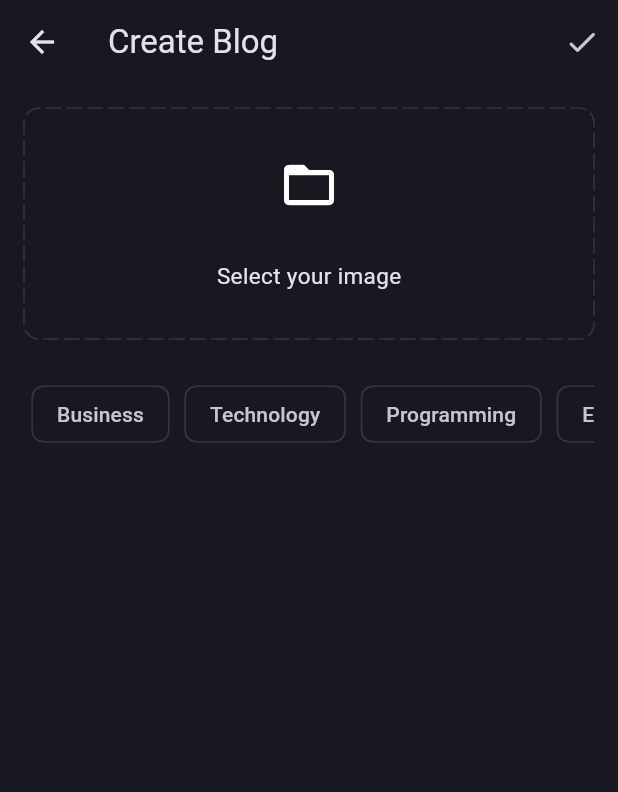
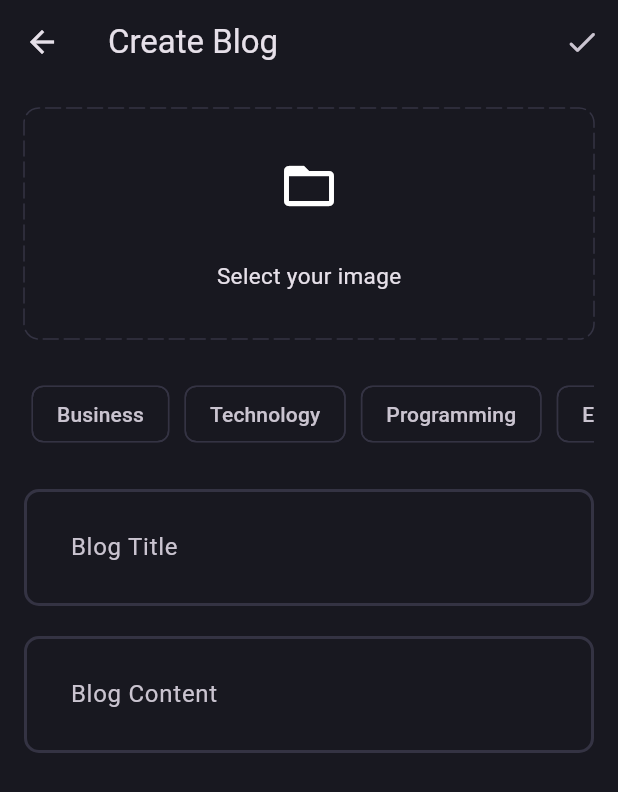
Before and after one commit to lordarcadius/flutter_blog, a Flutter app: the AddNewBlogPage screen opened directly, on a phone screen of 412 x 824 dp. Shown: the top 792 px of the screen. Run offline on Flutter 3.47's test engine with Material 3 defaults, Android fonts, the phone set to English and light mode, and no system bars; drawn by our look-alikes of dotted_border; our stand-ins replace flutter_bloc, fpdart, get_it, image_picker, supabase_flutter; accounts and stored records are empty.

Commit message:
blog: Setup bloc and blog upload structure
Signed-off-by: Vipul Jha <vipuljha08@gmail.com>

```diff
--- a/lib/core/theme/theme.dart
+++ b/lib/core/theme/theme.dart
@@ -5,7 +5,7 @@ class AppTheme {
   static _border([Color color = AppPallete.borderColor]) => OutlineInputBorder(
         borderSide: BorderSide(
           color: color,
-          width: 3,
+          width: 2,
         ),
         borderRadius: BorderRadius.circular(10),
       );
--- /dev/null
+++ b/lib/feature/blog/data/datasources/blog_remote_data_source.dart
@@ -0,0 +1,39 @@
+import 'dart:io';
+
+import 'package:blog_app/core/error/exceptions.dart';
+import 'package:blog_app/feature/blog/data/models/blog_model.dart';
+import 'package:supabase_flutter/supabase_flutter.dart';
+
+abstract interface class BlogRemoteDataSource {
+  Future<BlogModel> uploadBlog(BlogModel blog);
+  Future<String> uploadBlogImage(
+      {required File image, required BlogModel blog});
+}
+
+class BlogRemoteDataSourceImpl implements BlogRemoteDataSource {
+  final SupabaseClient supabaseClient;
+
+  BlogRemoteDataSourceImpl({required this.supabaseClient});
+  @override
+  Future<BlogModel> uploadBlog(BlogModel blog) async {
+    try {
+      final blogData =
+          await supabaseClient.from("blogs").insert(blog.toJson()).select();
+
+      return BlogModel.fromJson(blogData.first);
+    } catch (e) {
+      throw ServerException(message: e.toString());
+    }
+  }
+
+  @override
+  Future<String> uploadBlogImage(
+      {required File image, required BlogModel blog}) async {
+    try {
+      await supabaseClient.storage.from("blog_images").upload(blog.id, image);
+      return supabaseClient.storage.from("blog_images").getPublicUrl(blog.id);
+    } catch (e) {
+      throw ServerException(message: e.toString());
+    }
+  }
+}
--- /dev/null
+++ b/lib/feature/blog/domain/entities/blog.dart
@@ -0,0 +1,19 @@
+class Blog {
+  final String id;
+  final String userId;
+  final String title;
+  final String content;
+  final String imageUrl;
+  final List<String> topics;
+  final DateTime upatedAt;
+
+  Blog({
+    required this.id,
+    required this.userId,
+    required this.title,
+    required this.content,
+    required this.imageUrl,
+    required this.topics,
+    required this.upatedAt,
+  });
+}
--- /dev/null
+++ b/lib/feature/blog/domain/repositories/blog_repository.dart
@@ -0,0 +1,15 @@
+import 'dart:io';
+
+import 'package:blog_app/core/error/failures.dart';
+import 'package:blog_app/feature/blog/domain/entities/blog.dart';
+import 'package:fpdart/fpdart.dart';
+
+abstract interface class BlogRepository {
+  Future<Either<Failure, Blog>> uploadBlog({
+    required File image,
+    required String title,
+    required String content,
+    required String userId,
+    required List<String> topics,
+  });
+}
--- /dev/null
+++ b/lib/feature/blog/domain/usecases/upload_blog.dart
@@ -0,0 +1,39 @@
+import 'dart:io';
+
+import 'package:blog_app/core/error/failures.dart';
+import 'package:blog_app/core/usecase/usecase.dart';
+import 'package:blog_app/feature/blog/domain/entities/blog.dart';
+import 'package:blog_app/feature/blog/domain/repositories/blog_repository.dart';
+import 'package:fpdart/fpdart.dart';
+
+class UploadBlog implements UseCase<Blog, UploadBlogParams> {
+  final BlogRepository blogRepository;
+
+  UploadBlog({required this.blogRepository});
+  @override
+  Future<Either<Failure, Blog>> call(UploadBlogParams params) async {
+    return blogRepository.uploadBlog(
+      image: params.image,
+      title: params.title,
+      content: params.content,
+      userId: params.userId,
+      topics: params.topics,
+    );
+  }
+}
+
+class UploadBlogParams {
+  final String userId;
+  final String title;
+  final String content;
+  final File image;
+  final List<String> topics;
+
+  UploadBlogParams({
+    required this.userId,
+    required this.title,
+    required this.content,
+    required this.image,
+    required this.topics,
+  });
+}
--- /dev/null
+++ b/lib/feature/blog/presentation/bloc/blog_event.dart
@@ -0,0 +1,20 @@
+part of 'blog_bloc.dart';
+
+@immutable
+sealed class BlogEvent {}
+
+final class BlogPublish extends BlogEvent {
+  final String userId;
+  final String title;
+  final String content;
+  final File image;
+  final List<String> topics;
+
+  BlogPublish({
+    required this.userId,
+    required this.title,
+    required this.content,
+    required this.image,
+    required this.topics,
+  });
+}
--- a/lib/feature/blog/presentation/pages/add_new_blog_page.dart
+++ b/lib/feature/blog/presentation/pages/add_new_blog_page.dart
@@ -1,4 +1,8 @@
+import 'dart:io';
+
 import 'package:blog_app/core/theme/app_pallete.dart';
+import 'package:blog_app/core/utils/pick_image.dart';
+import 'package:blog_app/feature/blog/presentation/widgets/blog_editor.dart';
 import 'package:dotted_border/dotted_border.dart';
 import 'package:flutter/material.dart';
 
@@ -14,11 +18,24 @@ class AddNewBlogPage extends StatefulWidget {
 
 class _AddNewBlogPageState extends State<AddNewBlogPage> {
   late List<String> categories;
+  List<String> selectedCategories = [];
+  final titleController = TextEditingController();
+  final contentController = TextEditingController();
+  File? image;
 
   @override
   void initState() {
     categories = ["Business", "Technology", "Programming", "Entertainment"];
     super.initState();
+  }
+
+  void _selectImage() async {
+    final selectedImage = await pickImage();
+    if (selectedImage != null) {
+      setState(() {
+        image = selectedImage;
+      });
+    }
   }
 
   @override
@@ -35,11 +52,24 @@ class _AddNewBlogPageState extends State<AddNewBlogPage> {
           )
         ],
       ),
-      body: Padding(
+      body: SingleChildScrollView(
+        child: Padding(
           padding: const EdgeInsets.all(16),
           child: Column(
             children: [
-            DottedBorder(
+              GestureDetector(
+                onTap: () => _selectImage(),
+                child: image != null
+                    ? ClipRRect(
+                        borderRadius: BorderRadius.circular(10),
+                        child: Image.file(
+                          image!,
+                          height: 150,
+                          width: double.infinity,
+                          fit: BoxFit.cover,
+                        ),
+                      )
+                    : DottedBorder(
                         color: AppPallete.borderColor,
                         dashPattern: const [10, 4],
                         radius: const Radius.circular(10),
@@ -65,6 +95,7 @@ class _AddNewBlogPageState extends State<AddNewBlogPage> {
                           ),
                         ),
                       ),
+              ),
               Container(
                 margin: const EdgeInsets.only(top: 20),
                 height: 60,
@@ -74,17 +105,39 @@ class _AddNewBlogPageState extends State<AddNewBlogPage> {
                   itemBuilder: (context, index) {
                     return Padding(
                       padding: const EdgeInsets.all(5),
+                      child: GestureDetector(
+                        onTap: () {
+                          final String categoryName = categories[index];
+                          setState(() {
+                            if (selectedCategories.contains(categoryName)) {
+                              selectedCategories.remove(categoryName);
+                            } else {
+                              selectedCategories.add(categoryName);
+                            }
+                          });
+                        },
                         child: Chip(
+                          color: selectedCategories.contains(categories[index])
+                              ? const MaterialStatePropertyAll(
+                                  AppPallete.gradient1)
+                              : null,
                           side: const BorderSide(color: AppPallete.borderColor),
                           label: Text(
                             categories[index],
                           ),
                         ),
+                      ),
                     );
                   },
                 ),
-            )
+              ),
+              const SizedBox(height: 20),
+              BlogEditor(controller: titleController, hintText: "Blog Title"),
+              const SizedBox(height: 20),
+              BlogEditor(
+                  controller: contentController, hintText: "Blog Content"),
             ],
+          ),
         ),
       ),
     );
--- /dev/null
+++ b/lib/feature/blog/presentation/widgets/blog_editor.dart
@@ -0,0 +1,20 @@
+import 'package:flutter/material.dart';
+
+class BlogEditor extends StatelessWidget {
+  final TextEditingController controller;
+  final String hintText;
+  const BlogEditor({
+    super.key,
+    required this.controller,
+    required this.hintText,
+  });
+
+  @override
+  Widget build(BuildContext context) {
+    return TextFormField(
+      controller: controller,
+      decoration: InputDecoration(hintText: hintText),
+      maxLines: null,
+    );
+  }
+}
--- a/lib/main.dart
+++ b/lib/main.dart
@@ -3,6 +3,7 @@ import 'package:blog_app/core/theme/theme.dart';
 import 'package:blog_app/di/init_dependencies.dart';
 import 'package:blog_app/feature/auth/presentation/bloc/auth_bloc.dart';
 import 'package:blog_app/feature/auth/presentation/pages/login_page.dart';
+import 'package:blog_app/feature/blog/presentation/bloc/blog_bloc.dart';
 import 'package:blog_app/feature/blog/presentation/pages/blog_page.dart';
 import 'package:flutter/material.dart';
 import 'package:flutter_bloc/flutter_bloc.dart';
@@ -17,6 +18,9 @@ void main() async {
       ),
       BlocProvider(
         create: (_) => serviceLocator<AuthBloc>(),
+      ),
+      BlocProvider(
+        create: (_) => serviceLocator<BlogBloc>(),
       )
     ],
     child: const MyApp(),
--- a/pubspec.yaml
+++ b/pubspec.yaml
@@ -41,6 +41,8 @@ dependencies:
   flutter_bloc: ^8.1.5
   get_it: ^7.6.7
   dotted_border: ^2.1.0
+  image_picker: ^1.0.7
+  uuid: ^4.3.3
 
 dev_dependencies:
   flutter_test:
```
Also changed, not shown: lib/core/utils/pick_image.dart (added, +15 -0 lines), lib/di/init_dependencies.dart (+37 -0 lines), lib/feature/blog/data/models/blog_model.dart (added, +59 -0 lines), lib/feature/blog/data/repositories/blog_repository_impl.dart (added, +48 -0 lines), lib/feature/blog/presentation/bloc/blog_bloc.dart (added, +29 -0 lines), lib/feature/blog/presentation/bloc/blog_state.dart (added, +16 -0 lines), pubspec.lock, 6 other files. Lines whose indentation alone changed are shown as unchanged.
